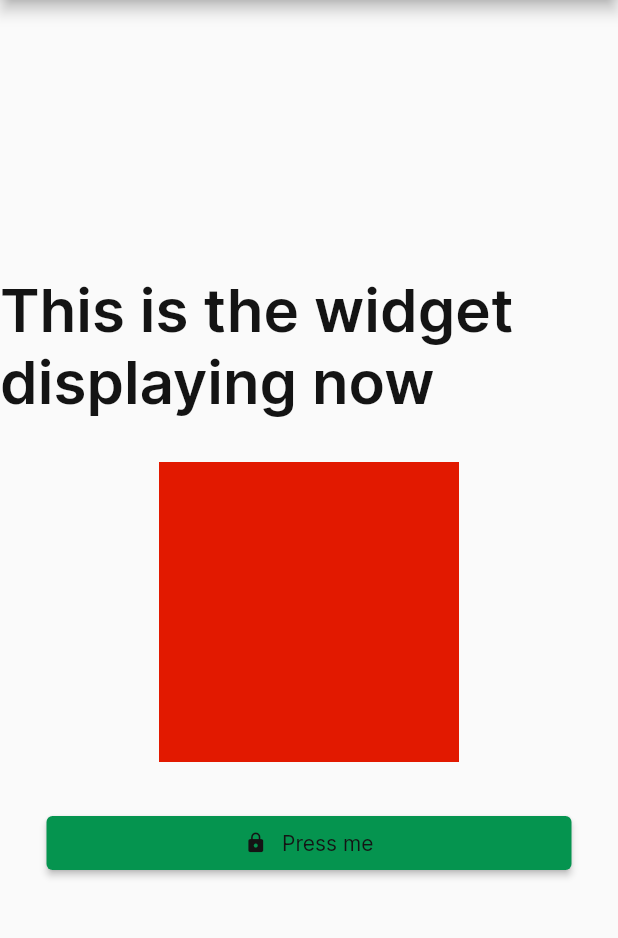
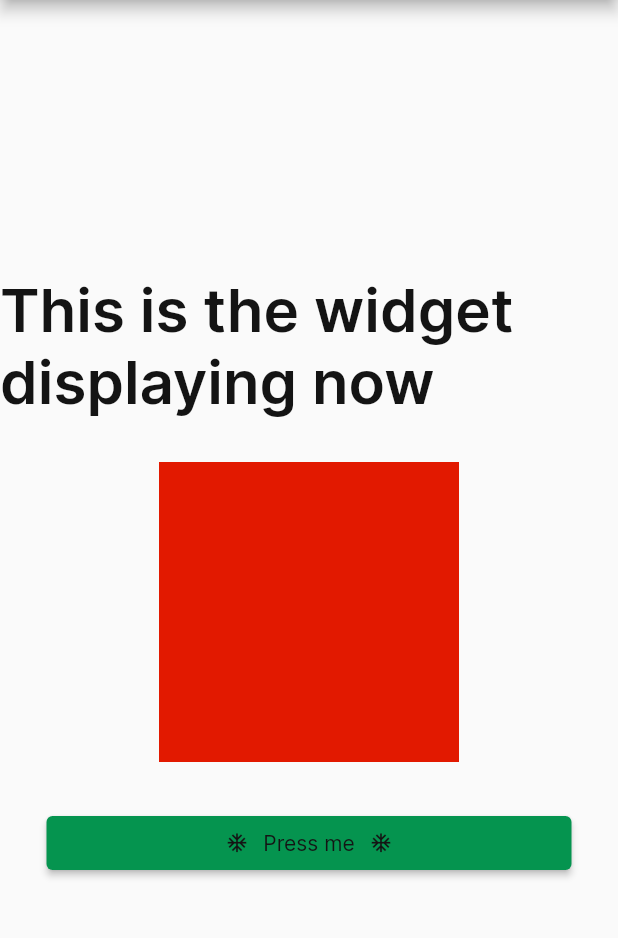
Before and after one commit to MayJuun/design_system, a Flutter app: the screen it shows after launch, on a phone screen of 412 x 824 dp, the part 84-1022 px from its top. Run offline on Flutter 3.47's test engine with Material 2 defaults, Android fonts, the phone set to English and light mode, and no system bars.

Commit message:
refact: completed buttons config

```diff
--- a/lib/buttons/small/buttons_small_theme.dart
+++ b/lib/buttons/small/buttons_small_theme.dart
@@ -39,25 +39,34 @@ class ButtonSmall {
     );
   }
 
-  ///This function takes in x params: height, width, prefix-Icon, Suffix Icon, button title of type <widget>
+  ///This function takes in params: [child] of type required widget,
+  ///
+  ///[height] of type double? , [width] of type double?, [prefix] of type IconData?,
+  ///
+  ///[suffix] of type IconData and
+  ///
+  ///[onPressed] of type required void Function?
   static ElevatedButton elevatedButtonComponent({
-    Widget? buttonTitle,
+    required Widget? child,
     double? height,
     double? width,
     IconData? prefix,
     IconData? suffix,
+    required void Function() onPressed,
   }) {
     return ElevatedButton(
-      onPressed: () {},
+      onPressed: onPressed,
       child: Row(
         mainAxisAlignment: MainAxisAlignment.center,
         children: [
-          const Icon(Icons.lock, size: 15),
+          Icon(prefix, size: 15),
           SpaceConsts.horizontalOne,
           Text(
             'Press me',
             style: MayJuunType.label3(),
-          )
+          ),
+          SpaceConsts.horizontalOne,
+          Icon(suffix, size: 15),
         ],
       ),
       style: ButtonStyle(
--- a/lib/main.dart
+++ b/lib/main.dart
@@ -59,7 +59,15 @@
               height: 30,
             ),
             // ElevatedButton(onPressed: () {}, child: const Text('Press me'))
-            ButtonSmall.elevatedButtonComponent()
+            ButtonSmall.elevatedButtonComponent(
+              prefix: Icons.ac_unit,
+              suffix: Icons.ac_unit,
+              child: Text(
+                'Press me',
+                style: MayJuunType.label3(),
+              ),
+              onPressed: () {},
+            )
           ],
         ),
       ),
```
